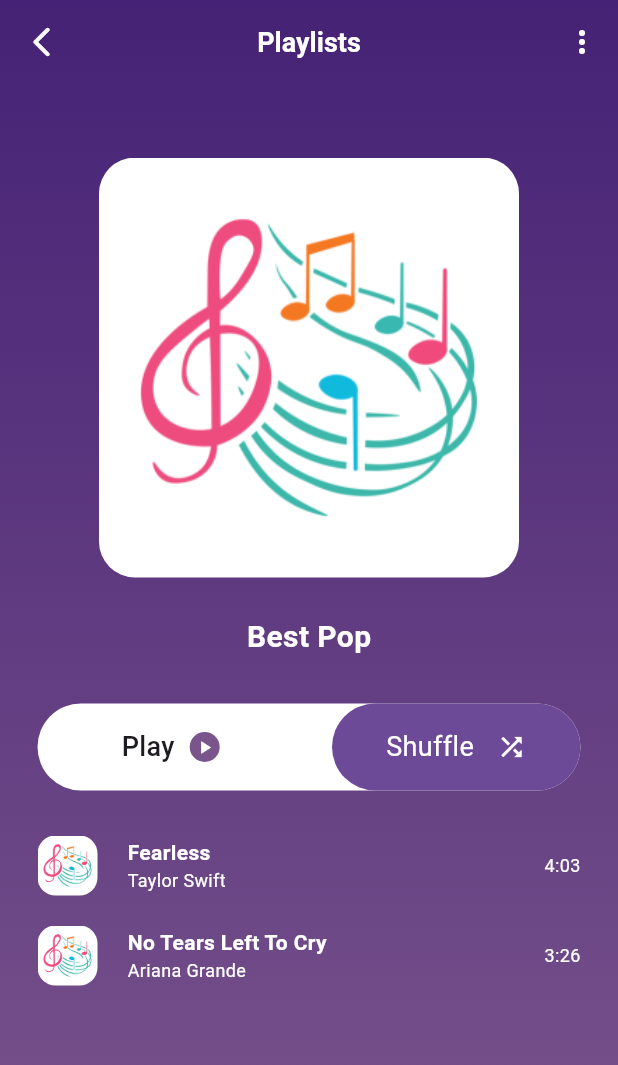
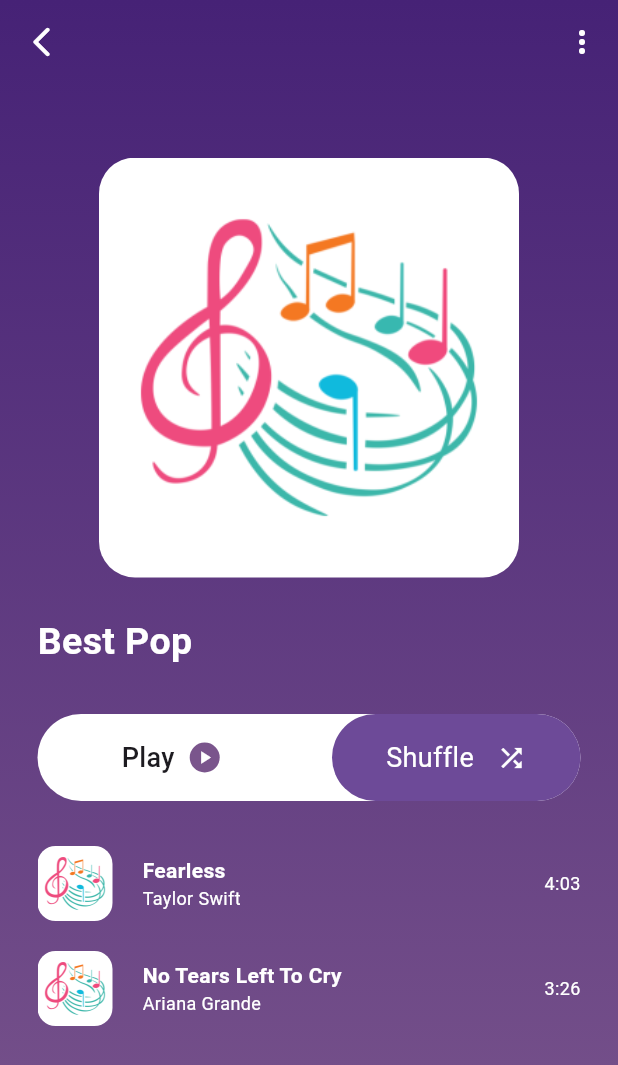
Before and after one commit to AlexEduV/music_player_flutter, a Flutter app: the screen it shows after launch, after a tap on "Best Pop", on a phone screen of 412 x 824 dp. Shown: the top 1065 px of the screen. Run offline on Flutter 3.47's test engine with Material 3 defaults, Android fonts, the phone set to English and light mode, and no system bars; our stand-ins replace gap, go_router.

Commit message:
hidden 'playlists' title; moved playlist name to the left;

```diff
--- a/lib/pages/playlist_details_page.dart
+++ b/lib/pages/playlist_details_page.dart
@@ -38,13 +38,6 @@ class _PlaylistDetailsPageState extends State<PlaylistDetailsPage> {
         foregroundColor: Colors.white,
         backgroundColor: Colors.transparent,
         centerTitle: true,
-        title: const Text(
-            'Playlists',
-            style: TextStyle(
-              fontSize: 18,
-              fontWeight: FontWeight.bold,
-            ),
-        ),
         leading: IconButton(
           onPressed: onBackPressed,
           icon: const Icon(Icons.arrow_back_ios_rounded),
@@ -85,13 +78,20 @@ class _PlaylistDetailsPageState extends State<PlaylistDetailsPage> {
               const Gap(25.0),
 
               //playlist title
-              Text(
-                playList.name,
-                style: const TextStyle(
-                  fontWeight: FontWeight.bold,
-                  fontSize: 20,
-                  color: Colors.white,
-                ),
+              Row(
+                children: [
+                  Padding(
+                    padding: const EdgeInsets.symmetric(horizontal: 25),
+                    child: Text(
+                      playList.name,
+                      style: const TextStyle(
+                        fontWeight: FontWeight.bold,
+                        fontSize: 25,
+                        color: Colors.white,
+                      ),
+                    ),
+                  ),
+                ],
               ),
 
               const Gap(30.0),
--- a/lib/widgets/song_list_tile.dart
+++ b/lib/widgets/song_list_tile.dart
@@ -27,8 +27,8 @@ class SongListTile extends StatelessWidget {
 
         //cover image small
         Container(
-          width: 40,
-          height: 40,
+          width: 50,
+          height: 50,
           decoration: BoxDecoration(
             borderRadius: BorderRadius.circular(12.0),
             image: DecorationImage(
```
